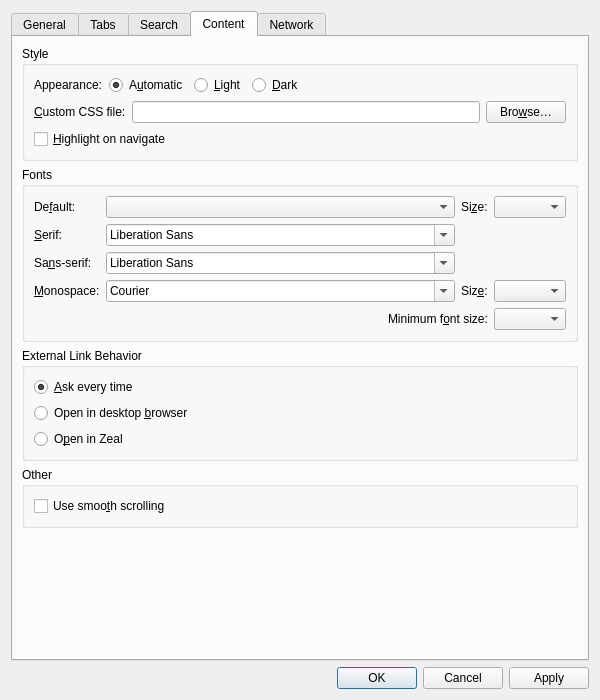
Qt form src/libs/ui/settingsdialog.ui (zealdocs/zeal) before a commit.
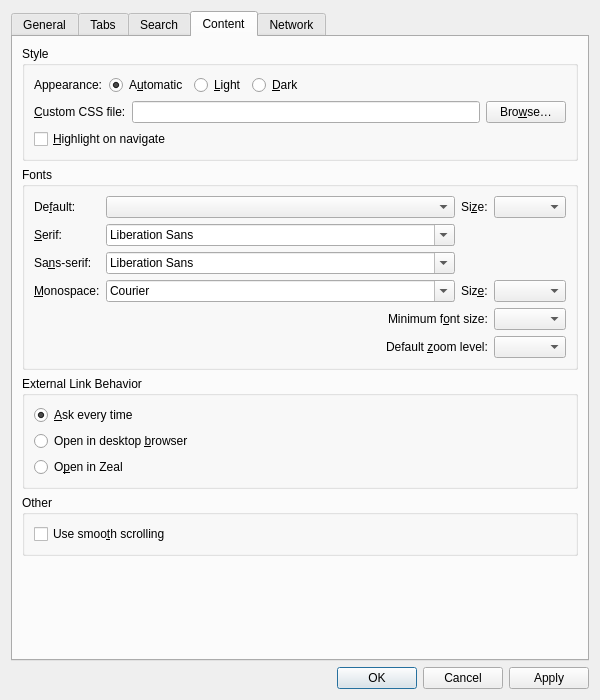
The same form after that commit. The open tabs and pages were chosen to show the change. Custom widgets are drawn as their Qt base class.

Commit message: feat(ui): add a default zoom level setting

Patch:
```diff
--- a/src/libs/ui/settingsdialog.ui
+++ b/src/libs/ui/settingsdialog.ui
@@ -510,6 +510,36 @@
             </item>
            </layout>
           </item>
+          <item>
+           <layout class="QHBoxLayout" name="horizontalLayout_15">
+            <item>
+             <spacer name="horizontalSpacer_8">
+              <property name="orientation">
+               <enum>Qt::Horizontal</enum>
+              </property>
+              <property name="sizeHint" stdset="0">
+               <size>
+                <width>40</width>
+                <height>20</height>
+               </size>
+              </property>
+             </spacer>
+            </item>
+            <item>
+             <widget class="QLabel" name="label_18">
+              <property name="text">
+               <string>Default &amp;zoom level:</string>
+              </property>
+              <property name="buddy">
+               <cstring>defaultZoomComboBox</cstring>
+              </property>
+             </widget>
+            </item>
+            <item>
+             <widget class="QComboBox" name="defaultZoomComboBox"/>
+            </item>
+           </layout>
+          </item>
          </layout>
         </widget>
        </item>
```
The commit also changes 5 other files.
